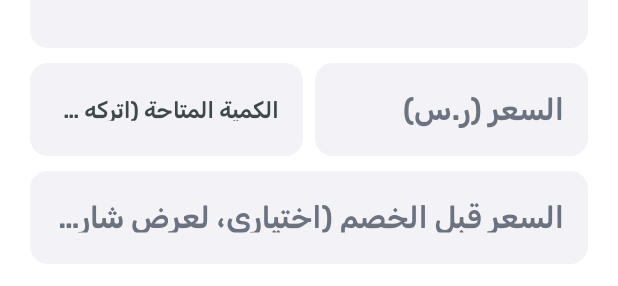
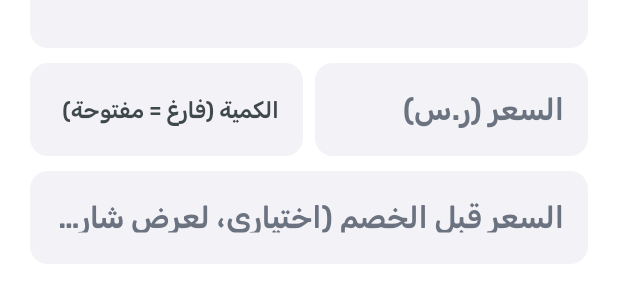
Before and after one commit to AmrShuaib/naslook_app, a Flutter app: the ItemEditor widget shown alone on an empty page, opened directly with empty values, on a phone screen of 412 x 824 dp. Shown: the part 303-589 px from the top of the screen. Run offline on Flutter 3.47's test engine with Material 3 defaults, Android fonts, the phone set to English and light mode, and no system bars; our stand-ins replace flutter_map, flutter_riverpod, geolocator, image_picker, just_audio, latlong2 and 4 more; missing offline and left inert: dart:js_interop, record; accounts and stored records are empty; network calls fail.

Commit message:
لوحة النشاط: تسميات أقصر لحقل الكمية في محرّر العنصر
Co-Authored-By: Claude Fable 5.1 <noreply@anthropic.com>
Claude-Session: https://claude.ai/code/session_01UVhvjiniB1rUSGdhVacon7

```diff
--- a/lib/pages/business/owner/dashboard_catalog.dart
+++ b/lib/pages/business/owner/dashboard_catalog.dart
@@ -152,7 +152,7 @@ class _ItemEditorState extends ConsumerState<ItemEditor> {
     final base = ref.read(apiClientProvider).baseUrl;
     final isNew = it == null;
     final priceLabel = switch (kind) { 'showtime' => 'سعر التذكرة (ر.س)', 'room' => 'سعر الليلة (ر.س)', 'car' => 'سعر اليوم (ر.س)', _ => 'السعر (ر.س)' };
-    final stockLabel = switch (kind) { 'showtime' => 'عدد المقاعد لكل عرض', 'room' => 'عدد الغرف من هذا النوع', 'car' => 'عدد السيارات المتاحة', _ => 'الكمية المتاحة (اتركه فارغاً لكمية مفتوحة)' };
+    final stockLabel = switch (kind) { 'showtime' => 'مقاعد كل عرض', 'room' => 'عدد الغرف', 'car' => 'عدد السيارات', _ => 'الكمية (فارغ = مفتوحة)' };
     return SingleChildScrollView(
       padding: EdgeInsets.fromLTRB(20, 0, 20, 24 + MediaQuery.viewInsetsOf(context).bottom),
       child: Column(crossAxisAlignment: CrossAxisAlignment.start, children: [
```
